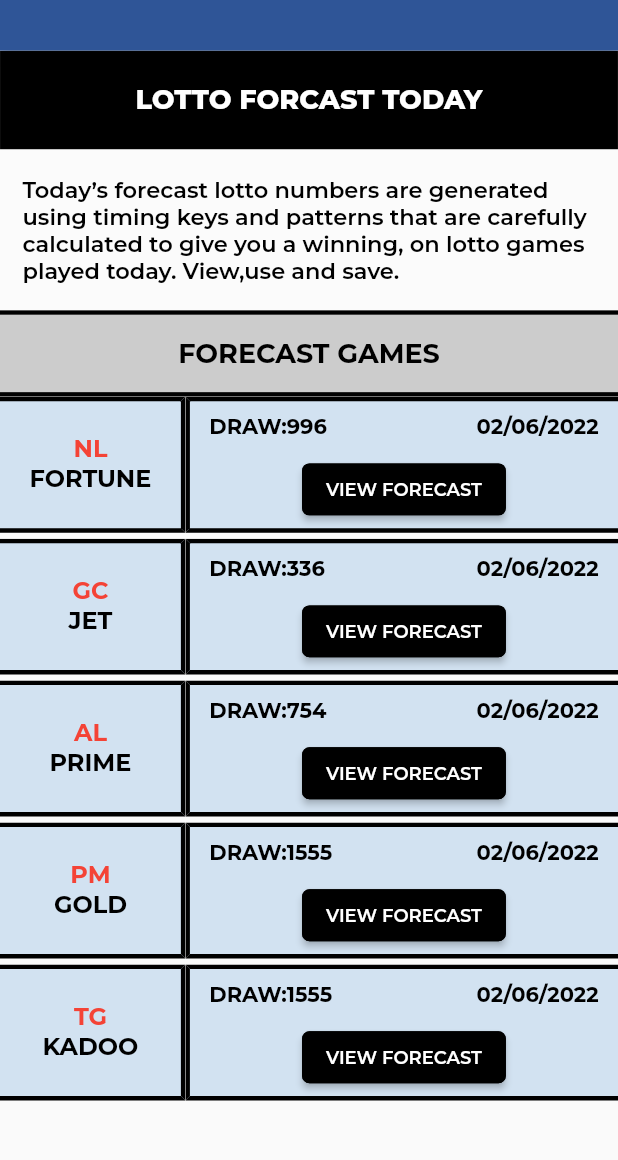
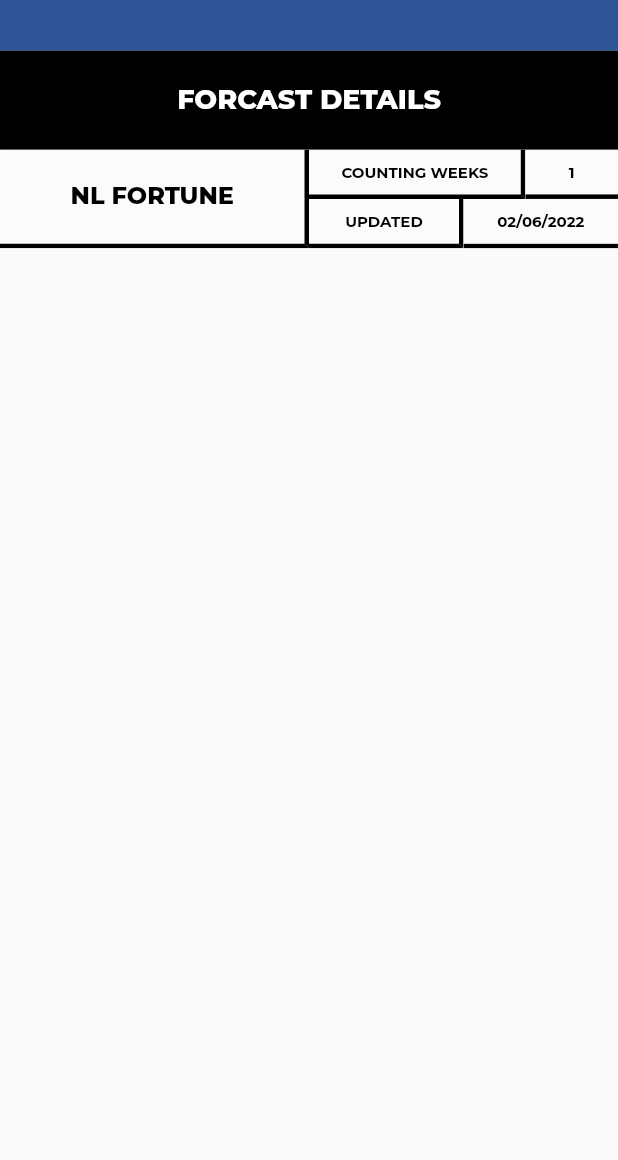
Before and after one commit to zolovio/lotto_grazer, a Flutter app: the LottoForecastTodayUi screen opened by its route, after a tap on "VIEW FORECAST", on a phone screen of 412 x 824 dp, the part 73-1233 px from its top. Run offline on Flutter 3.47's test engine with Material 2 defaults, Android fonts, the light colour scheme and no system bars; our stand-ins replace flutter_screenutil, google_fonts.

Commit message:
forecast details design

```diff
--- /dev/null
+++ b/lib/features/lotto forecast today/ui/forecast_details_ui.dart
@@ -0,0 +1,166 @@
+import 'package:flutter/material.dart';
+import 'package:flutter/src/widgets/container.dart';
+import 'package:flutter/src/widgets/framework.dart';
+import 'package:lotto_grazer/res/colors.dart';
+import 'package:lotto_grazer/res/components/custom_appbar.dart';
+import 'package:lotto_grazer/res/components/custom_container.dart';
+import 'package:lotto_grazer/utils/utils.dart';
+
+class ForecastDetails extends StatefulWidget {
+  const ForecastDetails({super.key});
+
+  @override
+  State<ForecastDetails> createState() => _ForecastDetailsState();
+}
+
+class _ForecastDetailsState extends State<ForecastDetails> {
+  @override
+  Widget build(BuildContext context) {
+    return Scaffold(
+      appBar: PreferredSize(
+        preferredSize:
+            Size(Utils.width(context) * 1, Utils.height(context) * 0.1),
+        child: const CutomAppBar(),
+      ),
+      body: ListView(
+        children: [
+          CustomContainer(
+            width: Utils.width(context) * 1,
+            height: Utils.height(context) * 0.08,
+            title: 'FORCAST DETAILS',
+            bgColor: AppColors.blackColor,
+            fgColor: AppColors.whiteColor,
+            fontsize: 18.0,
+            fontweight: FontWeight.w800,
+            border: Border.all(
+              width: 0.0,
+              color: AppColors.blackColor,
+            ),
+          ),
+          Row(
+            children: [
+              SizedBox(
+                width: Utils.width(context) * 0.5,
+                height: Utils.height(context) * 0.08,
+                child: CustomContainer(
+                  title: 'NL FORTUNE',
+                  bgColor: AppColors.whiteColor.withOpacity(0.1),
+                  fgColor: AppColors.blackColor,
+                  fontsize: 16.0,
+                  align: TextAlign.center,
+                  fontweight: FontWeight.w800,
+                  border: const Border(
+                    right: BorderSide(
+                      width: 3.0,
+                      color: AppColors.blackColor,
+                    ),
+                    bottom: BorderSide(
+                      width: 3.0,
+                      color: AppColors.blackColor,
+                    ),
+                  ),
+                ),
+              ),
+              SizedBox(
+                // width: Utils.width(context) * 0.6,
+                height: Utils.height(context) * 0.08,
+                child: Column(
+                  children: [
+                    Row(
+                      children: [
+                        SizedBox(
+                          width: Utils.width(context) * 0.35,
+                          height: Utils.height(context) * 0.04,
+                          child: CustomContainer(
+                            title: 'COUNTING WEEKS',
+                            bgColor: AppColors.whiteColor.withOpacity(0.1),
+                            fgColor: AppColors.blackColor,
+                            fontsize: 10.0,
+                            align: TextAlign.center,
+                            fontweight: FontWeight.w700,
+                            border: const Border(
+                              right: BorderSide(
+                                width: 3.0,
+                                color: AppColors.blackColor,
+                              ),
+                              bottom: BorderSide(
+                                width: 3.0,
+                                color: AppColors.blackColor,
+                              ),
+                            ),
+                          ),
+                        ),
+                        SizedBox(
+                          width: Utils.width(context) * 0.15,
+                          height: Utils.height(context) * 0.04,
+                          child: CustomContainer(
+                            title: '1',
+                            bgColor: AppColors.whiteColor.withOpacity(0.1),
+                            fgColor: AppColors.blackColor,
+                            fontsize: 10.0,
+                            align: TextAlign.center,
+                            fontweight: FontWeight.w700,
+                            border: const Border(
+                              bottom: BorderSide(
+                                width: 3.0,
+                                color: AppColors.blackColor,
+                              ),
+                            ),
+                          ),
+                        ),
+                      ],
+                    ),
+                    Row(
+                      children: [
+                        SizedBox(
+                          width: Utils.width(context) * 0.25,
+                          height: Utils.height(context) * 0.04,
+                          child: CustomContainer(
+                            title: 'UPDATED',
+                            bgColor: AppColors.whiteColor.withOpacity(0.1),
+                            fgColor: AppColors.blackColor,
+                            fontsize: 10.0,
+                            align: TextAlign.center,
+                            fontweight: FontWeight.w700,
+                            border: const Border(
+                              right: BorderSide(
+                                width: 3.0,
+                                color: AppColors.blackColor,
+                              ),
+                              bottom: BorderSide(
+                                width: 3.0,
+                                color: AppColors.blackColor,
+                              ),
+                            ),
+                          ),
+                        ),
+                        SizedBox(
+                          width: Utils.width(context) * 0.25,
+                          height: Utils.height(context) * 0.04,
+                          child: CustomContainer(
+                            title: '02/06/2022',
+                            bgColor: AppColors.whiteColor.withOpacity(0.1),
+                            fgColor: AppColors.blackColor,
+                            fontsize: 10.0,
+                            align: TextAlign.center,
+                            fontweight: FontWeight.w700,
+                            border: const Border(
+                              bottom: BorderSide(
+                                width: 3.0,
+                                color: AppColors.blackColor,
+                              ),
+                            ),
+                          ),
+                        ),
+                      ],
+                    ),
+                  ],
+                ),
+              ),
+            ],
+          ),
+        ],
+      ),
+    );
+  }
+}
--- a/lib/features/lotto forecast today/ui/lotto_forecast_today_ui.dart
+++ b/lib/features/lotto forecast today/ui/lotto_forecast_today_ui.dart
@@ -8,6 +8,7 @@ import 'package:lotto_grazer/res/components/custom_button.dart';
 import 'package:lotto_grazer/res/components/custom_child_container.dart';
 import 'package:lotto_grazer/res/components/custom_container.dart';
 import 'package:lotto_grazer/res/components/custom_text.dart';
+import 'package:lotto_grazer/utils/routes/routes_names.dart';
 import 'package:lotto_grazer/utils/utils.dart';
 
 class LottoForecastTodayUi extends StatefulWidget {
@@ -204,7 +205,10 @@ class _LottoForecastTodayUiState extends State<LottoForecastTodayUi> {
                             child: Center(
                               child: CustomButton(
                                 title: 'VIEW FORECAST',
-                                onpress: () {},
+                                onpress: () {
+                                  Navigator.of(context)
+                                      .pushNamed(RoutesName.forecastDetails);
+                                },
                                 bottomLeftRadius: 5.0,
                                 bottomRightRadius: 5.0,
                                 topRightRadius: 5.0,
--- a/lib/res/components/custom_container.dart
+++ b/lib/res/components/custom_container.dart
@@ -22,6 +22,7 @@ class CustomContainer extends StatelessWidget {
   bool underline;
   TextAlign align;
   EdgeInsetsGeometry padding;
+  EdgeInsetsGeometry margin;
   CustomContainer({
     super.key,
     required this.title,
@@ -39,6 +40,7 @@ class CustomContainer extends StatelessWidget {
     this.underline = false,
     this.align = TextAlign.left,
     this.padding = const EdgeInsets.all(0.0),
+    this.margin = const EdgeInsets.all(0.0),
   });
 
   @override
@@ -55,6 +57,7 @@ class CustomContainer extends StatelessWidget {
       )),
       child: Container(
         padding: padding,
+        margin: margin,
         decoration: BoxDecoration(
           color: bgColor,
           border: border,
--- a/lib/utils/routes/routes.dart
+++ b/lib/utils/routes/routes.dart
@@ -3,6 +3,7 @@ import 'package:lotto_grazer/features/auth/ui/auth_ui.dart';
 import 'package:lotto_grazer/features/auth/splash_screen.dart';
 import 'package:lotto_grazer/features/home%20page/home_ui.dart';
 import 'package:lotto_grazer/features/language/language_ui.dart';
+import 'package:lotto_grazer/features/lotto%20forecast%20today/ui/forecast_details_ui.dart';
 import 'package:lotto_grazer/features/lotto%20forecast%20today/ui/lotto_forecast_today_ui.dart';
 import 'package:lotto_grazer/utils/routes/routes_names.dart';
 
@@ -31,6 +32,9 @@ class Routes {
       case RoutesName.lottoForecastToday:
         return MaterialPageRoute(
             builder: (BuildContext context) => const LottoForecastTodayUi());
+      case RoutesName.forecastDetails:
+        return MaterialPageRoute(
+            builder: (BuildContext context) => const ForecastDetails());
 
       default:
         return MaterialPageRoute(builder: (_) {
--- a/lib/utils/routes/routes_names.dart
+++ b/lib/utils/routes/routes_names.dart
@@ -9,4 +9,5 @@ class RoutesName {
   //home screen routes name
   static const String home = 'home_ui';
   static const String lottoForecastToday = 'lotto_forecast_today_ui';
+  static const String forecastDetails = 'forecast_details_ui';
 }
```
